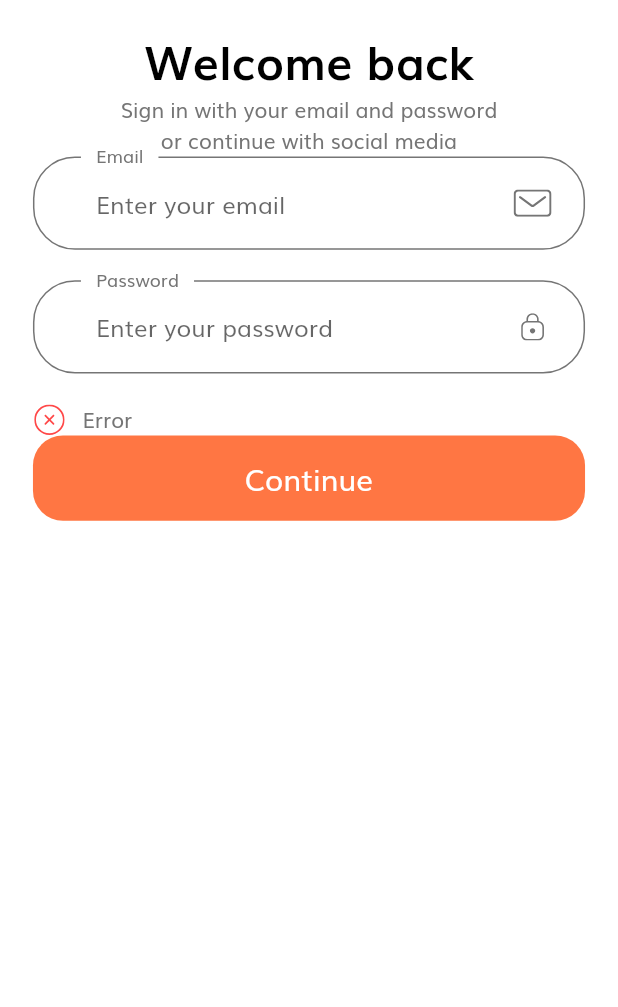
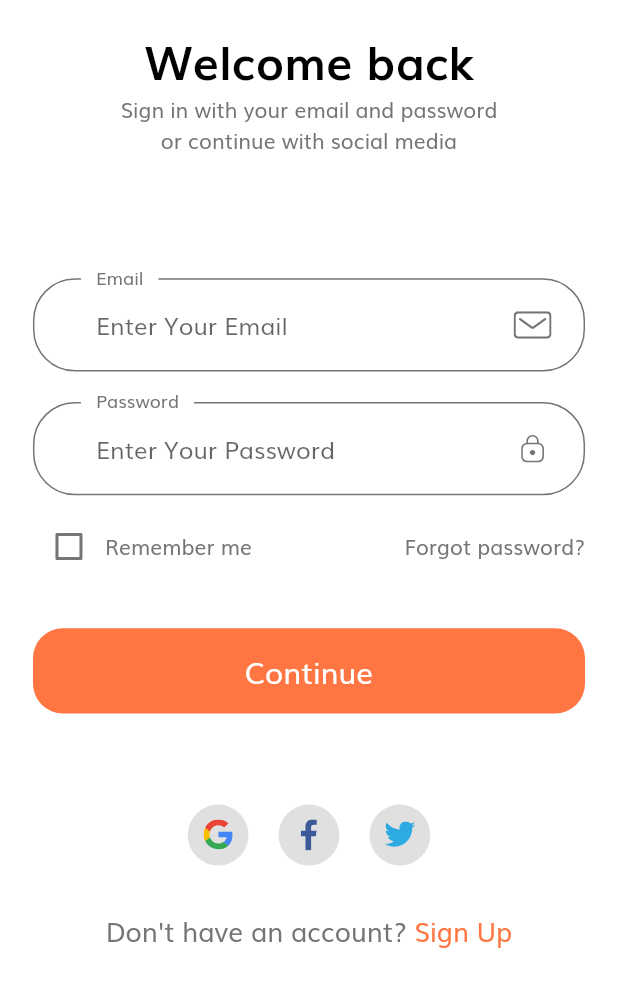
Before and after one commit to lkquan2303/E-Commerce, a Flutter app: the screen it shows after launch, after a tap on "Continue", on a phone screen of 412 x 824 dp, the part 58-1065 px from its top. Run offline on Flutter 3.47's test engine with Material 2 defaults, Android fonts, the phone set to English and light mode, and no system bars; our stand-ins replace flutter_svg.

Commit message:
Implement Forgot Password UI

```diff
--- /dev/null
+++ b/lib/components/form_error.dart
@@ -0,0 +1,51 @@
+import 'package:e_commerce/config/size_config.dart';
+import 'package:flutter/material.dart';
+import 'package:flutter_svg/svg.dart';
+
+class FormError extends StatelessWidget {
+  const FormError({
+    Key key,
+    @required this.errors,
+  }) : super(key: key);
+
+  final List<String> errors;
+
+  @override
+  Widget build(BuildContext context) {
+    return Column(
+      children: List.generate(
+        errors.length,
+        (index) => Padding(
+          padding: EdgeInsets.only(bottom: getProportionateScreenHeight(5)),
+          child: ErrorText(errors: errors[index]),
+        ),
+      ),
+    );
+  }
+}
+
+class ErrorText extends StatelessWidget {
+  const ErrorText({
+    Key key,
+    @required this.errors,
+  }) : super(key: key);
+
+  final String errors;
+
+  @override
+  Widget build(BuildContext context) {
+    return Row(
+      children: [
+        SvgPicture.asset(
+          "assets/icons/Error.svg",
+          height: getProportionateScreenHeight(20),
+          width: getProportionateScreenWidth(20),
+        ),
+        SizedBox(
+          width: getProportionateScreenWidth(10),
+        ),
+        Text(errors)
+      ],
+    );
+  }
+}
--- a/lib/config/constants.dart
+++ b/lib/config/constants.dart
@@ -25,14 +25,14 @@ const defaultDuration = Duration(milliseconds: 250);
 // Form Error
 final RegExp emailValidatorRegExp =
     RegExp(r"^[a-zA-Z0-9.]+@[a-zA-Z0-9]+\.[a-zA-Z]+");
-const String kEmailNullError = "Please Enter your email";
-const String kInvalidEmailError = "Please Enter Valid Email";
-const String kPassNullError = "Please Enter your password";
+const String kEmailNullError = "Please enter your email";
+const String kInvalidEmailError = "Email invalid, please try again";
+const String kPassNullError = "Please enter your p";
 const String kShortPassError = "Password is too short";
 const String kMatchPassError = "Passwords don't match";
-const String kNamelNullError = "Please Enter your name";
-const String kPhoneNumberNullError = "Please Enter your phone number";
-const String kAddressNullError = "Please Enter your address";
+const String kNamelNullError = "Please enter your name";
+const String kPhoneNumberNullError = "Please enter your phone number";
+const String kAddressNullError = "Please enter your address";
 
 final otpInputDecoration = InputDecoration(
   contentPadding:
--- a/lib/main.dart
+++ b/lib/main.dart
@@ -1,5 +1,5 @@
 import 'package:e_commerce/routs/routs.dart';
-import 'package:e_commerce/screens/splash/splash_creen.dart';
+import 'package:e_commerce/screens/splash_screen/splash_creen.dart';
 import 'package:e_commerce/theme/theme.dart';
 import 'package:flutter/material.dart';
 
--- a/lib/routs/routs.dart
+++ b/lib/routs/routs.dart
@@ -1,8 +1,10 @@
+import 'package:e_commerce/screens/forgot_password/forgot_password.dart';
 import 'package:e_commerce/screens/sign_in/sign_in.dart';
-import 'package:e_commerce/screens/splash/splash_creen.dart';
+import 'package:e_commerce/screens/splash_screen/splash_creen.dart';
 import 'package:flutter/widgets.dart';
 
 final Map<String, WidgetBuilder> routes = {
   SplashScreen.routName: (context) => SplashScreen(),
   SignInScreen.routName: (context) => SignInScreen(),
+  ForgotPasswordScreen.routName: (context) => ForgotPasswordScreen(),
 };
--- /dev/null
+++ b/lib/screens/forgot_password/forgot_password.dart
@@ -0,0 +1,13 @@
+import 'package:e_commerce/screens/forgot_password/components/body_forgot_password.dart';
+import 'package:flutter/material.dart';
+
+class ForgotPasswordScreen extends StatelessWidget {
+  static String routName = "/forgot_password";
+  @override
+  Widget build(BuildContext context) {
+    return Scaffold(
+      appBar: AppBar(title: Text("Forgot Password")),
+      body: BodyForgotPassword(),
+    );
+  }
+}
--- a/lib/screens/sign_in/components/body_signin.dart
+++ b/lib/screens/sign_in/components/body_signin.dart
@@ -1,9 +1,6 @@
-import 'package:e_commerce/components/custom_suffix_icon.dart';
-import 'package:e_commerce/components/default_button.dart';
-import 'package:e_commerce/config/constants.dart';
 import 'package:e_commerce/config/size_config.dart';
+import 'package:e_commerce/screens/sign_in/components/sign_in_form.dart';
 import 'package:flutter/material.dart';
-import 'package:flutter_svg/svg.dart';
 
 class BodySignIn extends StatelessWidget {
   @override
@@ -15,6 +12,7 @@ class BodySignIn extends StatelessWidget {
         ),
         child: SizedBox(
           width: double.infinity,
+          child: SingleChildScrollView(
             child: Column(
               children: [
                 Text(
@@ -28,96 +26,15 @@ class BodySignIn extends StatelessWidget {
                   "Sign in with your email and password \nor continue with social media",
                   textAlign: TextAlign.center,
                 ),
+                SizedBox(
+                  height: getProportionateScreenHeight(80),
+                ),
                 SignForm()
               ],
+            ),
           ),
         ),
       ),
     );
   }
 }
-
-class SignForm extends StatefulWidget {
-  @override
-  _SignFormState createState() => _SignFormState();
-}
-
-class _SignFormState extends State<SignForm> {
-  final _formKey = GlobalKey<FormState>();
-  final List<String> errors = ["Error"];
-  @override
-  Widget build(BuildContext context) {
-    return Form(
-      key: _formKey,
-      child: Column(
-        children: [
-          TextFormField(
-            keyboardType: TextInputType.emailAddress,
-            decoration: InputDecoration(
-              floatingLabelBehavior: FloatingLabelBehavior.always,
-              labelText: "Email",
-              hintText: "Enter your email",
-              suffixIcon: CustomSuffixIcon(image: "assets/icons/Mail.svg"),
-              labelStyle: TextStyle(color: kTextColor),
-            ),
-            style: TextStyle(decoration: TextDecoration.none),
-          ),
-          SizedBox(
-            height: getProportionateScreenHeight(20),
-          ),
-          TextFormField(
-            validator: (value) {
-              if (value.isEmpty) {
-                setState(() {
-                  errors.add("Please enter your email");
-                });
-              }
-              return null;
-            },
-            obscureText: true,
-            decoration: InputDecoration(
-                floatingLabelBehavior: FloatingLabelBehavior.always,
-                labelText: "Password",
-                hintText: "Enter your password",
-                suffixIcon: CustomSuffixIcon(image: "assets/icons/Lock.svg"),
-                labelStyle: TextStyle(color: kTextColor)),
-          ),
-          SizedBox(
-            height: getProportionateScreenHeight(20),
-          ),
-          FormError(errors: errors),
-          DefaultButton(
-            buttonPress: () {},
-            buttonText: "Continue",
-          )
-        ],
-      ),
-    );
-  }
-}
-
-class FormError extends StatelessWidget {
-  const FormError({
-    Key key,
-    @required this.errors,
-  }) : super(key: key);
-
-  final List<String> errors;
-
-  @override
-  Widget build(BuildContext context) {
-    return Row(
-      children: [
-        SvgPicture.asset(
-          "assets/icons/Error.svg",
-          height: getProportionateScreenHeight(20),
-          width: getProportionateScreenWidth(20),
-        ),
-        SizedBox(
-          width: getProportionateScreenWidth(10),
-        ),
-        Text(errors[0])
-      ],
-    );
-  }
-}
--- /dev/null
+++ b/lib/screens/sign_in/components/sign_in_form.dart
@@ -0,0 +1,174 @@
+import 'package:e_commerce/components/custom_suffix_icon.dart';
+import 'package:e_commerce/components/default_button.dart';
+import 'package:e_commerce/components/form_error.dart';
+import 'package:e_commerce/config/constants.dart';
+import 'package:e_commerce/config/size_config.dart';
+import 'package:e_commerce/screens/forgot_password/forgot_password.dart';
+import 'package:e_commerce/screens/sign_in/components/social_sign_in.dart';
+import 'package:flutter/material.dart';
+
+class SignForm extends StatefulWidget {
+  @override
+  _SignFormState createState() => _SignFormState();
+}
+
+class _SignFormState extends State<SignForm> {
+  final _formKey = GlobalKey<FormState>();
+  final List<String> errors = [];
+  String email;
+  String password;
+  bool remember = false;
+  @override
+  Widget build(BuildContext context) {
+    return Form(
+      key: _formKey,
+      child: Column(
+        children: [
+          buildEmailFormField(),
+          SizedBox(
+            height: getProportionateScreenHeight(20),
+          ),
+          buildPasswordFormField(),
+          SizedBox(
+            height: getProportionateScreenHeight(10),
+          ),
+          Row(
+            children: [
+              Checkbox(
+                  activeColor: kPrimaryColor,
+                  value: remember,
+                  onChanged: (value) {
+                    setState(() {
+                      remember = value;
+                    });
+                  }),
+              Text("Remember me"),
+              Spacer(),
+              GestureDetector(
+                onTap: () =>
+                    Navigator.pushNamed(context, ForgotPasswordScreen.routName),
+                child: Text("Forgot password?"),
+              )
+            ],
+          ),
+          SizedBox(
+            height: getProportionateScreenHeight(10),
+          ),
+          FormError(errors: errors),
+          SizedBox(
+            height: getProportionateScreenHeight(20),
+          ),
+          DefaultButton(
+            buttonPress: () {
+              if (_formKey.currentState.validate()) {
+                _formKey.currentState.save();
+              }
+            },
+            buttonText: "Continue",
+          ),
+          SizedBox(
+            height: getProportionateScreenHeight(50),
+          ),
+          Row(
+            mainAxisAlignment: MainAxisAlignment.center,
+            children: [
+              buildSocialSignInIcon(
+                  image: "assets/icons/google-icon.svg", onTap: () {}),
+              buildSocialSignInIcon(
+                  image: "assets/icons/facebook-2.svg", onTap: () {}),
+              buildSocialSignInIcon(
+                  image: "assets/icons/twitter.svg", onTap: () {}),
+            ],
+          ),
+          SizedBox(
+            height: getProportionateScreenHeight(20),
+          ),
+          Row(
+            mainAxisAlignment: MainAxisAlignment.center,
+            children: [
+              Text(
+                "Don't have an account? ",
+                style: TextStyle(fontSize: getProportionateScreenWidth(16)),
+              ),
+              Text(
+                "Sign Up",
+                style: TextStyle(
+                    fontSize: getProportionateScreenWidth(16),
+                    color: kPrimaryColor),
+              ),
+            ],
+          ),
+        ],
+      ),
+    );
+  }
+
+  TextFormField buildPasswordFormField() {
+    return TextFormField(
+      onSaved: (newValue) => email = newValue,
+      validator: (value) {
+        if (value.isEmpty && !errors.contains(kPassNullError)) {
+          setState(() {
+            errors.add(kPassNullError);
+          });
+        }
+        return null;
+      },
+      onChanged: (value) {
+        if (value.isNotEmpty && errors.contains(kPassNullError)) {
+          setState(() {
+            errors.remove(kPassNullError);
+          });
+        }
+      },
+      obscureText: true,
+      decoration: InputDecoration(
+          floatingLabelBehavior: FloatingLabelBehavior.always,
+          labelText: "Password",
+          hintText: "Enter Your Password",
+          suffixIcon: CustomSuffixIcon(image: "assets/icons/Lock.svg"),
+          labelStyle: TextStyle(color: kTextColor)),
+    );
+  }
+
+  TextFormField buildEmailFormField() {
+    return TextFormField(
+      onSaved: (newValue) => password = newValue,
+      onChanged: (value) {
+        if (errors.contains(kEmailNullError)) {
+          setState(() {
+            errors.remove(kEmailNullError);
+          });
+        } else if (emailValidatorRegExp.hasMatch(value) &&
+            errors.contains(kInvalidEmailError)) {
+          setState(() {
+            errors.remove(kInvalidEmailError);
+          });
+        }
+        return null;
+      },
+      validator: (value) {
+        if (value.isEmpty && !errors.contains(kEmailNullError)) {
+          setState(() {
+            errors.add(kEmailNullError);
+          });
+        } else if (!emailValidatorRegExp.hasMatch(value) &&
+            !errors.contains(kInvalidEmailError)) {
+          setState(() {
+            errors.add(kInvalidEmailError);
+          });
+        }
+        return null;
+      },
+      keyboardType: TextInputType.emailAddress,
+      decoration: InputDecoration(
+        floatingLabelBehavior: FloatingLabelBehavior.always,
+        labelText: "Email",
+        hintText: "Enter Your Email",
+        suffixIcon: CustomSuffixIcon(image: "assets/icons/Mail.svg"),
+        labelStyle: TextStyle(color: kTextColor),
+      ),
+      style: TextStyle(decoration: TextDecoration.none),
+    );
+  }
+}
--- /dev/null
+++ b/lib/screens/sign_in/components/social_sign_in.dart
@@ -0,0 +1,22 @@
+import 'package:e_commerce/config/constants.dart';
+import 'package:e_commerce/config/size_config.dart';
+import 'package:flutter/material.dart';
+import 'package:flutter_svg/svg.dart';
+
+GestureDetector buildSocialSignInIcon({String image, Function onTap}) {
+  return GestureDetector(
+    onTap: onTap,
+    child: Container(
+        margin: EdgeInsets.all(10),
+        height: getProportionateScreenHeight(40),
+        width: getProportionateScreenHeight(40),
+        padding: EdgeInsets.all(10),
+        decoration: BoxDecoration(
+          shape: BoxShape.circle,
+          color: kSecondaryColor.withOpacity(0.3),
+        ),
+        child: SvgPicture.asset(
+          image,
+        )),
+  );
+}
--- a/lib/screens/sign_in/components/textform_sign_in.dart
+++ /dev/null
@@ -1,3 +0,0 @@
-import 'package:e_commerce/components/custom_suffix_icon.dart';
-import 'package:e_commerce/config/constants.dart';
-import 'package:flutter/material.dart';
--- a/lib/screens/splash/components/body_splash.dart
+++ b/lib/screens/splash_screen/components/body_splash.dart
@@ -1,7 +1,7 @@
 import 'package:e_commerce/config/constants.dart';
 import 'package:e_commerce/config/size_config.dart';
 import 'package:e_commerce/screens/sign_in/sign_in.dart';
-import 'package:e_commerce/screens/splash/components/splash_content.dart';
+import 'package:e_commerce/screens/splash_screen/components/splash_content.dart';
 import 'package:flutter/material.dart';
 
 import '../../../components/default_button.dart';
@@ -15,7 +15,7 @@ class _BodySplashState extends State<BodySplash> {
   int currentPage = 0;
   List<Map<String, String>> splashData = [
     {
-      "text": "Welcome to My Feeling, Let's shop123!",
+      "text": "Welcome to My Feeling, Let's shop!",
       "image": "assets/images/splash_1.png"
     },
     {
```
Also changed, not shown: lib/screens/forgot_password/components/body_forgot_password.dart (added, +41 -0 lines), lib/screens/forgot_password/components/forgot_password_form.dart (added, +89 -0 lines), lib/screens/splash_screen/components/splash_content.dart (renamed from lib/screens/splash/components/splash_content.dart), lib/screens/splash_screen/splash_creen.dart (renamed from lib/screens/splash/splash_creen.dart). Lines whose indentation alone changed are shown as unchanged.
